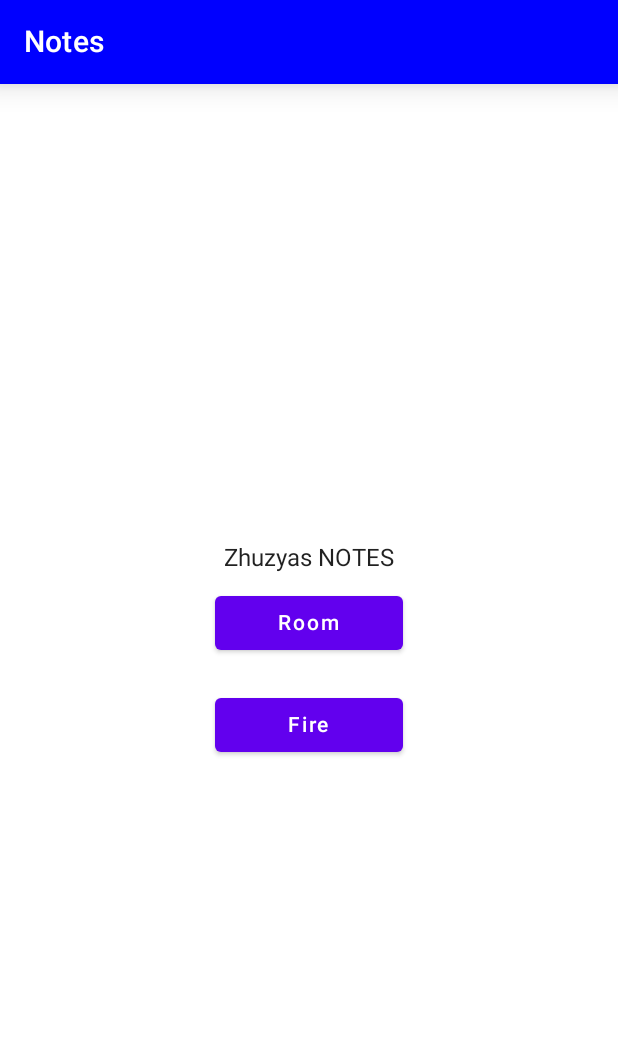
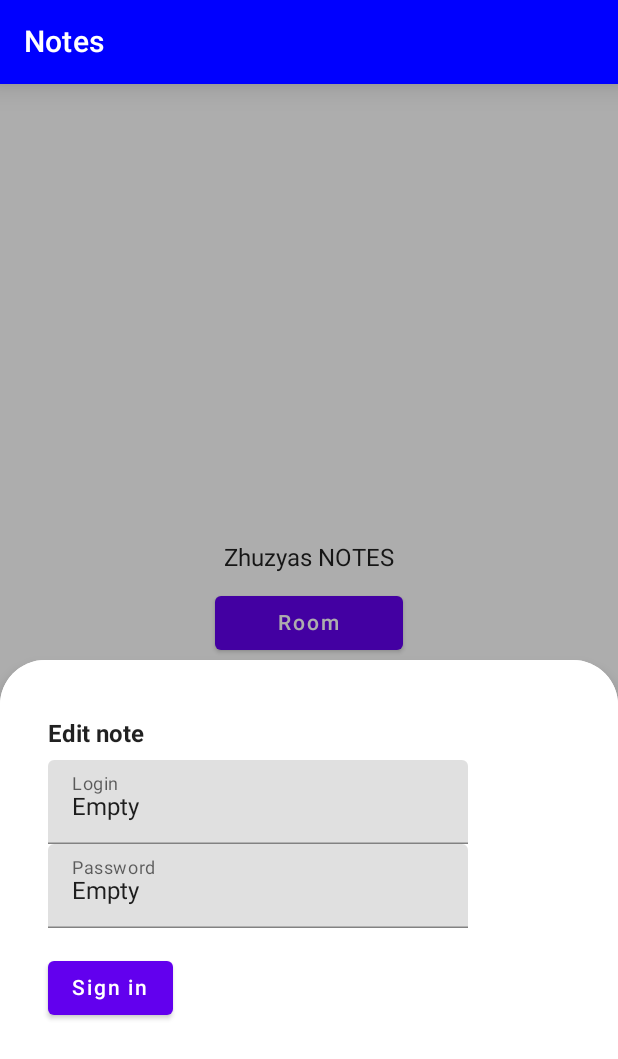
Before and after one commit to dias0092/NoteCSS216, an Android app built with Jetpack Compose: the screen it shows after launch (MainActivity), after a tap on "Fire", on a phone screen of 412 x 824 dp. Shown: the top 1059 px of the screen. Run offline under Robolectric (Android 15) with nearby library versions, the phone set to English and light mode, and no system bars.

Commit message:
autorizathion ver 0.1

```diff
--- a/app/src/main/java/kz/sdu190103159/notesappcss_216/database/DatabaseRepository.kt
+++ b/app/src/main/java/kz/sdu190103159/notesappcss_216/database/DatabaseRepository.kt
@@ -9,4 +9,7 @@ interface DatabaseRepository {
     suspend fun create(note: Note, onSuccess: ()-> Unit)
     suspend fun update(note: Note, onSuccess: ()-> Unit)
     suspend fun delete(note: Note, onSuccess: ()-> Unit)
+
+    fun singOut() {}
+    fun connectToDatabase(onSuccess: () -> Unit, onFail: (String) -> Unit) {}
 }
--- a/app/src/main/java/kz/sdu190103159/notesappcss_216/scrnss/StartScreen.kt
+++ b/app/src/main/java/kz/sdu190103159/notesappcss_216/scrnss/StartScreen.kt
@@ -2,30 +2,84 @@ package kz.sdu190103159.notesappcss_216.scrnss
 
 import android.app.Application
 import androidx.compose.foundation.layout.*
-import androidx.compose.material.Button
-import androidx.compose.material.Scaffold
-import androidx.compose.material.Text
-import androidx.compose.runtime.Composable
+import androidx.compose.foundation.shape.RoundedCornerShape
+import androidx.compose.material.*
+import androidx.compose.runtime.*
 import androidx.compose.ui.Alignment
 import androidx.compose.ui.Modifier
+import androidx.compose.ui.input.pointer.PointerEventPass
 import androidx.compose.ui.platform.LocalContext
+import androidx.compose.ui.text.font.FontWeight
 import androidx.compose.ui.tooling.preview.Preview
 import androidx.compose.ui.unit.dp
+import androidx.compose.ui.unit.sp
 import androidx.lifecycle.viewmodel.compose.viewModel
 import androidx.navigation.NavHostController
 import androidx.navigation.compose.rememberNavController
+import kotlinx.coroutines.launch
 import kz.sdu190103159.notesappcss_216.MainViewMdl
 import kz.sdu190103159.notesappcss_216.MainViewMdlFactory
 import kz.sdu190103159.notesappcss_216.navigation.NavRoute
 import kz.sdu190103159.notesappcss_216.ui.theme.NotesAppCSS216Theme
-import kz.sdu190103159.notesappcss_216.utils.TYPE_FIREBASE
-import kz.sdu190103159.notesappcss_216.utils.TYPE_ROOM
+import kz.sdu190103159.notesappcss_216.utils.*
 
+@OptIn(ExperimentalMaterialApi::class)
 @Composable
 fun StartScreen(navController: NavHostController, viewModel: MainViewMdl) {
-    val context = LocalContext.current
-    val mViewModel: MainViewMdl =
-        viewModel(factory = MainViewMdlFactory(context.applicationContext as Application))
+
+    val bottomSheetState = rememberModalBottomSheetState(ModalBottomSheetValue.Hidden)
+    val coroutionScope = rememberCoroutineScope()
+    var login by remember { mutableStateOf("Empty") }
+    var password by remember { mutableStateOf("Empty") }
+    ModalBottomSheetLayout(
+        sheetState = bottomSheetState,
+        sheetElevation = 5.dp,
+        sheetShape = RoundedCornerShape(topStart = 30.dp, topEnd = 30.dp),
+        sheetContent = {
+            Surface {
+                Column(
+                    modifier = Modifier
+                        .fillMaxSize()
+                        .padding(all = 32.dp)
+                ) {
+                    Text(
+                        text = "Edit note",
+                        fontSize = 16.sp,
+                        fontWeight = FontWeight.Bold,
+                        modifier = Modifier.padding(vertical = 8.dp)
+                    )
+                    TextField(
+                        value = login,
+                        onValueChange = { login = it },
+                        label = { Text(text = Constants.Keys.LOGIN_TEXT) },
+                        isError = login.isEmpty()
+                    )
+                    TextField(
+                        value = password,
+                        onValueChange = { password = it },
+                        label = { Text(text = Constants.Keys.PASSWORD_TEXT) },
+                        isError = password.isEmpty()
+                    )
+                    Button(
+                        modifier = Modifier.padding(top = 16.dp),
+                        onClick = {
+                            LOGIN = login
+                            PASSWORD = password
+                            viewModel.initDatabase(TYPE_FIREBASE) {
+                                DB_TYPE.value = TYPE_FIREBASE
+                                navController.navigate(NavRoute.MainScreen.route)
+
+                            }
+                        },
+                        enabled = login.isNotEmpty() && password.isNotEmpty()
+                    )
+                    {
+                        Text(text = Constants.Keys.SIGN_IN)
+                    }
+                }
+            }
+        }
+    ) {
         Scaffold(
             modifier = Modifier.fillMaxSize()
         ){
@@ -37,7 +91,8 @@ fun StartScreen(navController: NavHostController, viewModel: MainViewMdl) {
                 Text(text = "Zhuzyas NOTES")
                 Button(
                     onClick = {
-                mViewModel.initDatabase(TYPE_ROOM){
+                       viewModel.initDatabase(TYPE_ROOM) {
+                           DB_TYPE.value = TYPE_ROOM
                            navController.navigate(route = NavRoute.MainScreen.route)
                        }
 
@@ -50,8 +105,8 @@ fun StartScreen(navController: NavHostController, viewModel: MainViewMdl) {
                 }
                 Button(
                     onClick = {
-                    mViewModel.initDatabase(TYPE_FIREBASE){
-                        navController.navigate(route = NavRoute.MainScreen.route)
+                        coroutionScope.launch {
+                            bottomSheetState.show()
                         }
 
                     },
@@ -60,10 +115,13 @@ fun StartScreen(navController: NavHostController, viewModel: MainViewMdl) {
                         .padding(vertical = 10.dp)
                 ){
                     Text(text = "Fire")
+
                 }
             }
         }
     }
+}
+
 
 
 @Preview(showBackground = true)
```
Also changed, not shown: app/src/main/java/kz/sdu190103159/notesappcss_216/MainViewMdl.kt (+23 -4 lines), app/src/main/java/kz/sdu190103159/notesappcss_216/database/firebase/AppFirebaseRepository.kt (added, +43 -0 lines), app/src/main/java/kz/sdu190103159/notesappcss_216/scrnss/NoteScreen.kt (+47 -45 lines), app/src/main/java/kz/sdu190103159/notesappcss_216/utils/Constants.kt (+11 -0 lines). Lines whose indentation alone changed are shown as unchanged.
